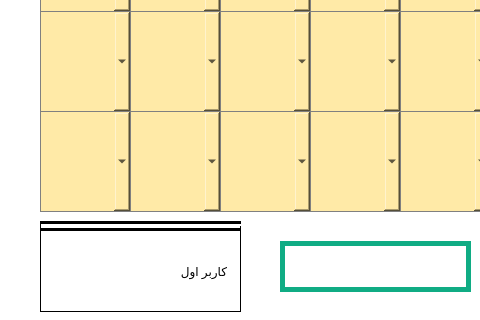
Qt form bazi2nafare_game.ui (MjParastar/project_parastar) before a commit; both pictures show x 0 to 480 and y 209 to 529 of the 966 by 529 pixel window.
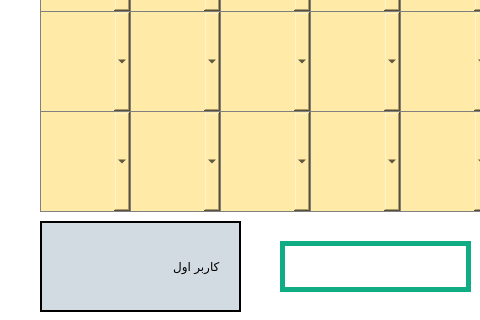
The same form after that commit.

What changed in the file:
```diff
--- a/bazi2nafare_game.ui
+++ b/bazi2nafare_game.ui
@@ -620,14 +620,12 @@
      </rect>
     </property>
     <property name="styleSheet">
-     <string notr="true">font: 25pt &quot;B Sara&quot;;
-border-top : 10px double black ;
-border-bottom : 1px ridge black ;
-border-right : 1px ridge black ;
-border-left : 1px ridge black ;</string>
+     <string notr="true">font: 75 20pt &quot;B Titr&quot;;
+border : 2px solid black ;
+background-color : #d2dae2</string>
     </property>
     <property name="text">
-     <string>   کاربر اول</string>
+     <string>     کاربر اول</string>
     </property>
    </widget>
    <widget class="QLabel" name="label_timer">
```
Left out of the diff: 4 changed lines with no effect on the pictures.
